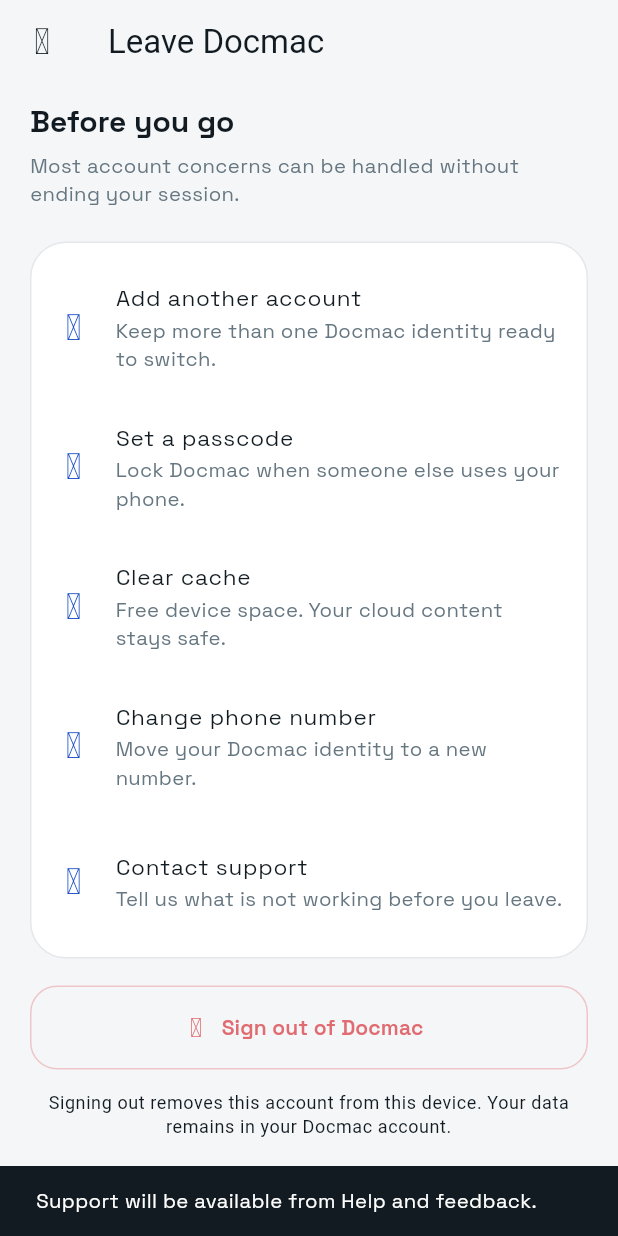
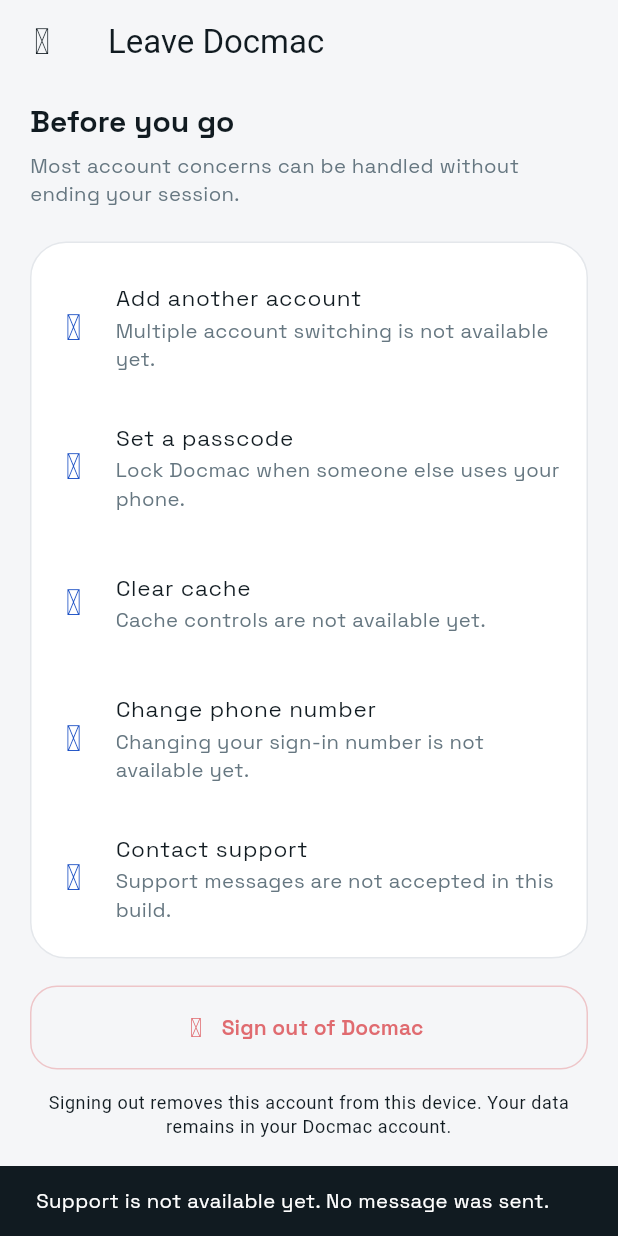
Before and after one commit to jackbarisere8/DOCMAC, a Flutter app: the LogoutOptionsPage screen opened by its route, after a tap on "Contact support", on a phone screen of 412 x 824 dp. Run offline on Flutter 3.47's test engine with Material 3 defaults, Android fonts, the phone set to English and light mode, and no system bars; our stand-ins replace cloud_firestore, cloud_functions, firebase_analytics, firebase_auth, firebase_core, firebase_crashlytics and 6 more; missing offline and left inert: record; accounts and stored records are empty.

Commit message:
fix(settings): remove remaining placeholder and future-tense promises
Logout alternatives now say account switching, cache clearing, phone changes, and support are unavailable and confirm nothing happened. The Circle photo action no longer promises a future release.

```diff
--- a/lib/features/circles/presentation/pages/circle_pages.dart
+++ b/lib/features/circles/presentation/pages/circle_pages.dart
@@ -145,7 +145,7 @@
                   Center(
                     child: TextButton.icon(
                       onPressed: () =>
-                          _notice('Photo selection will be available soon.'),
+                          _notice('Photo selection is not available yet.'),
                       icon: const Icon(DocmacIconlyLight.camera, size: 18),
                       label: const Text('Change Space photo'),
                     ),
--- a/lib/features/settings/presentation/pages/logout_options_page.dart
+++ b/lib/features/settings/presentation/pages/logout_options_page.dart
@@ -44,9 +44,9 @@
               _Option(
                 icon: DocmacIconlyLight.addUser,
                 title: 'Add another account',
-                subtitle: 'Keep more than one Docmac identity ready to switch.',
-                onTap: () => _notice(
-                    context, 'Multiple account switching is coming to Docmac.'),
+                subtitle: 'Multiple account switching is not available yet.',
+                onTap: () => _notice(context,
+                    'Multiple account switching is not available yet. Nothing was added.'),
               ),
               _Option(
                 icon: DocmacIconlyLight.lock,
@@ -57,22 +57,22 @@
               _Option(
                 icon: DocmacIconlyLight.delete,
                 title: 'Clear cache',
-                subtitle: 'Free device space. Your cloud content stays safe.',
-                onTap: () => _notice(
-                    context, 'Cache controls are preparing a safe cleanup.'),
+                subtitle: 'Cache controls are not available yet.',
+                onTap: () => _notice(context,
+                    'Cache controls are not available yet. Nothing was cleared.'),
               ),
               _Option(
                 icon: DocmacIconlyLight.swap,
                 title: 'Change phone number',
-                subtitle: 'Move your Docmac identity to a new number.',
-                onTap: () => context.push('/settings/account'),
+                subtitle: 'Changing your sign-in number is not available yet.',
+                onTap: () => context.push('/settings/change-number'),
               ),
               _Option(
                 icon: DocmacIconlyLight.infoCircle,
                 title: 'Contact support',
-                subtitle: 'Tell us what is not working before you leave.',
+                subtitle: 'Support messages are not accepted in this build.',
                 onTap: () => _notice(context,
-                    'Support will be available from Help and feedback.'),
+                    'Support is not available yet. No message was sent.'),
               ),
             ]),
           ),
```
